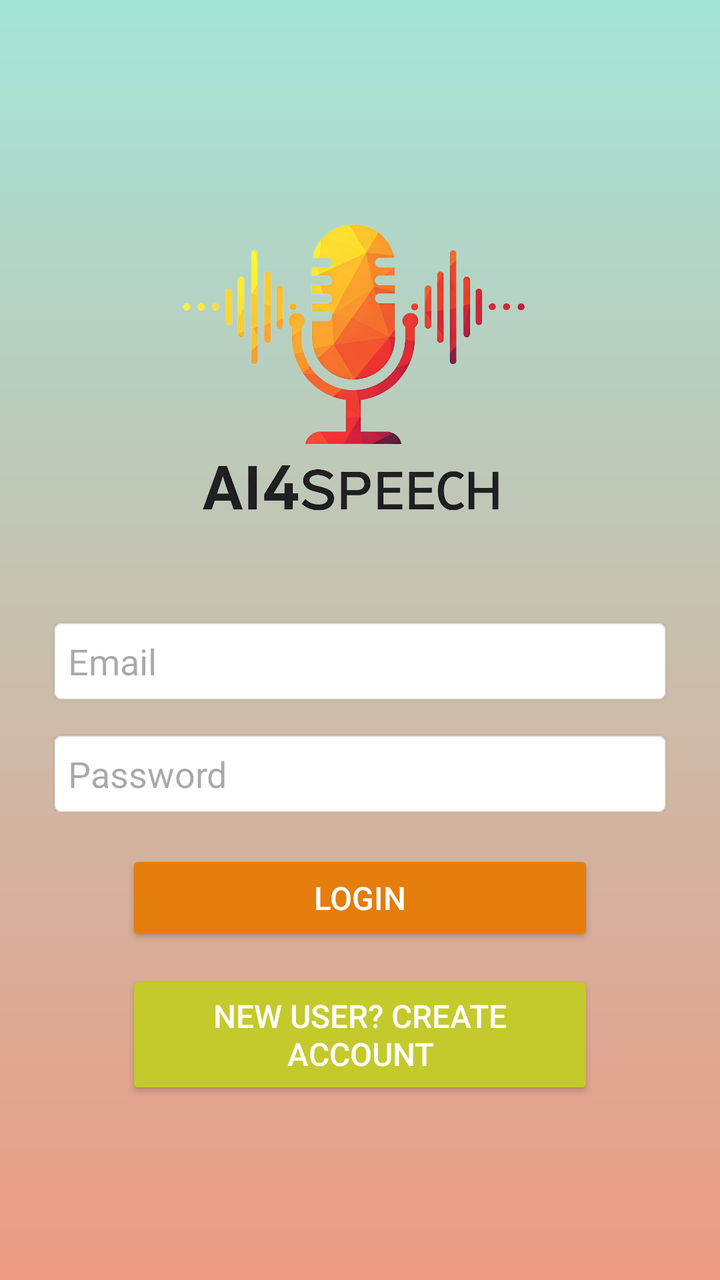
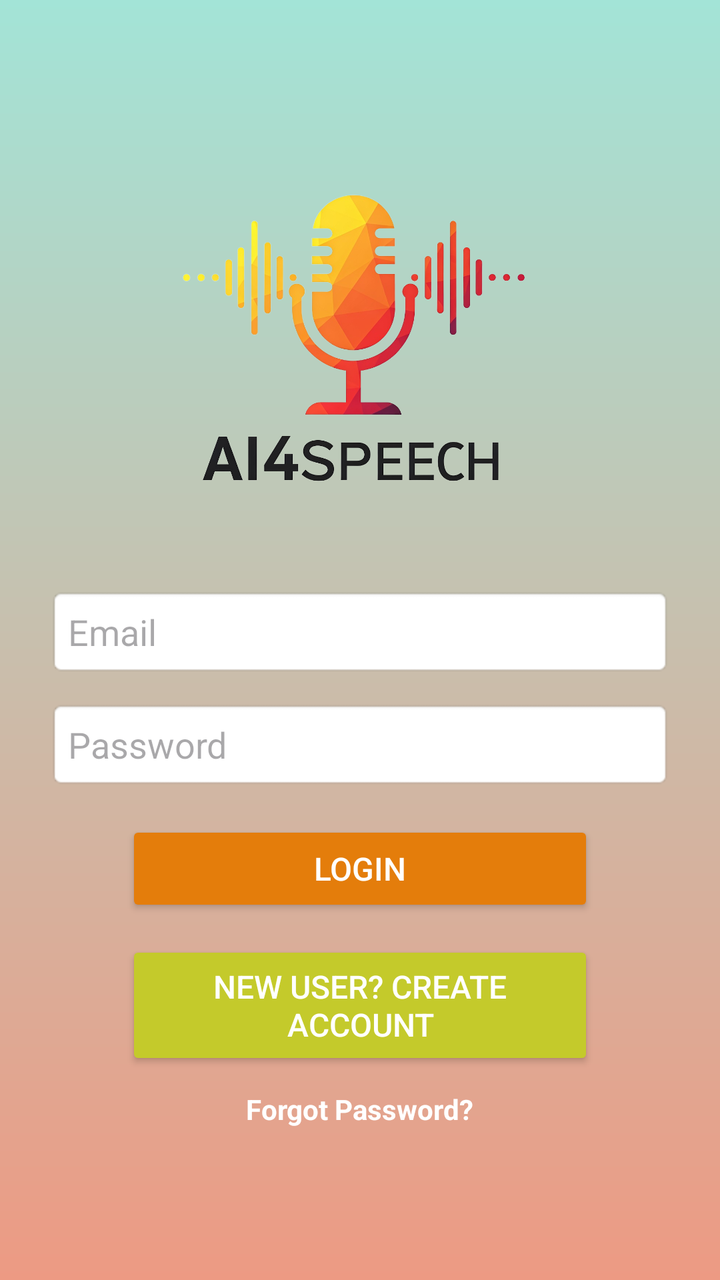

Compare the two renders of this Android layout. The source of the first and the diff that turns it into the second are given below.
<!-- AndroidManifest.xml: application theme Theme.AI4Speech -->
<!-- res/layout/activity_login.xml -->
<LinearLayout xmlns:android="http://schemas.android.com/apk/res/android"
    android:layout_width="match_parent"
    android:layout_height="match_parent"
    android:orientation="vertical"
    android:gravity="center"
    android:padding="24dp"
    android:background="@drawable/background_gradient">

    <ImageView
        android:id="@+id/logoImage"
        android:layout_width="217dp"
        android:layout_height="198dp"
        android:layout_marginBottom="20dp"
        android:contentDescription="App Logo"
        android:src="@drawable/app_logo" />

    <EditText
        android:id="@+id/emailInput"
        android:layout_width="match_parent"
        android:layout_height="wrap_content"
        android:hint="Email"
        android:inputType="textEmailAddress"
        android:padding="10dp"
        android:background="@android:drawable/editbox_background"
        android:layout_marginBottom="12dp"/>

    <EditText
        android:id="@+id/passwordInput"
        android:layout_width="match_parent"
        android:layout_height="wrap_content"
        android:hint="Password"
        android:inputType="textPassword"
        android:padding="10dp"
        android:background="@android:drawable/editbox_background"
        android:layout_marginBottom="16dp"/>

    <Button
        android:id="@+id/loginButton"
        android:layout_width="234dp"
        android:layout_height="wrap_content"
        android:layout_marginBottom="12dp"
        android:backgroundTint="#E47D0B"
        android:padding="12dp"
        android:text="Login"
        android:textColor="@android:color/white"
        android:textSize="16sp" />

    <Button
        android:id="@+id/goToSignupButton"
        android:layout_width="234dp"
        android:layout_height="wrap_content"
        android:backgroundTint="#C4CA2B"
        android:padding="12dp"
        android:text="New User? Create Account"
        android:textColor="@android:color/white"
        android:textSize="16sp" />
</LinearLayout>
<!-- resources referenced by this layout -->
<resources>
  <!-- drawable app_logo: png bitmap (drawable, 265209 bytes) -->
  <!-- drawable background_gradient (drawable) -->
  <?xml version="1.0" encoding="utf-8"?>
  <layer-list xmlns:android="http://schemas.android.com/apk/res/android">
      <item>
          <shape android:shape="rectangle">
              <gradient
                  android:angle="270"
                  android:startColor="#A3E4D7"
                  android:endColor="#ED9A83"
                  android:type="linear"/>
          </shape>
      </item>
  </layer-list>
  <style name="Theme.AI4Speech" parent="Base.Theme.AI4Speech" />
  <style name="Base.Theme.AI4Speech" parent="Theme.Material3.DayNight.NoActionBar">
          
          
      </style>
</resources>

<!-- the commit's change to res/layout/activity_login.xml (unified diff, before → after) -->
@@ -54,4 +54,15 @@
         android:text="New User? Create Account"
         android:textColor="@android:color/white"
         android:textSize="16sp" />
+
+    <TextView
+        android:id="@+id/forgotPassword"
+        android:layout_width="wrap_content"
+        android:layout_height="wrap_content"
+        android:text="Forgot Password?"
+        android:textColor="@android:color/white"
+        android:textSize="14sp"
+        android:textStyle="bold"
+        android:layout_gravity="center"
+        android:paddingTop="10dp" />
 </LinearLayout>
